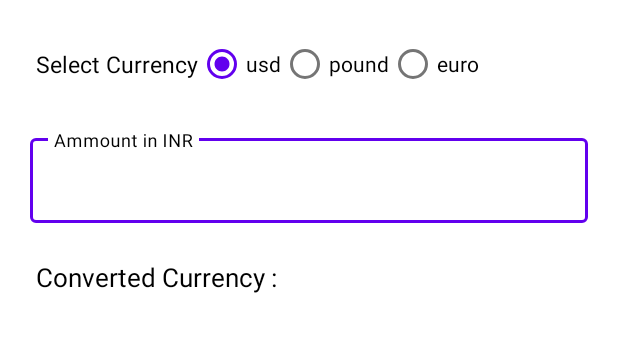
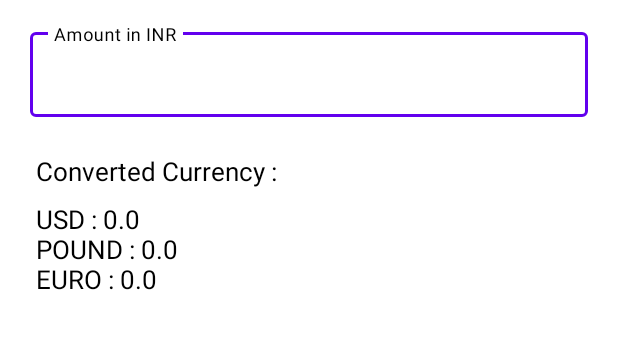
Before and after one commit to kaushal-king/CompanyFirst, an Android app: the screen it shows after launch (DrawerActivity), on a phone screen of 412 x 824 dp, the part 161-513 px from its top. Run offline under Robolectric (Android 15) with nearby library versions, the phone set to English and light mode, and no system bars.

Commit message:
Updated Currency Converter from Radio Button to TextList

```diff
--- a/app/src/main/res/layout/fragment_converter.xml
+++ b/app/src/main/res/layout/fragment_converter.xml
@@ -19,17 +19,17 @@
         app:layout_constraintStart_toStartOf="parent"
         app:layout_constraintTop_toTopOf="parent" />
 
-    <TextView
-        android:id="@+id/textView2"
-        android:layout_width="wrap_content"
-        android:layout_height="wrap_content"
-        android:layout_marginStart="24dp"
-        android:layout_marginTop="32dp"
-        android:text="@string/select_currency"
-        android:textColor="?textColor"
-        android:textSize="15sp"
-        app:layout_constraintStart_toStartOf="parent"
-        app:layout_constraintTop_toBottomOf="@+id/textView" />
+<!--    <TextView-->
+<!--        android:id="@+id/textView2"-->
+<!--        android:layout_width="wrap_content"-->
+<!--        android:layout_height="wrap_content"-->
+<!--        android:layout_marginStart="24dp"-->
+<!--        android:layout_marginTop="32dp"-->
+<!--        android:text="@string/select_currency"-->
+<!--        android:textColor="?textColor"-->
+<!--        android:textSize="15sp"-->
+<!--        app:layout_constraintStart_toStartOf="parent"-->
+<!--        app:layout_constraintTop_toBottomOf="@+id/textView" />-->
 
     <TextView
         android:id="@+id/txt_ans"
@@ -43,44 +43,59 @@
         app:layout_constraintStart_toStartOf="parent"
         app:layout_constraintTop_toBottomOf="@+id/textInputLayout" />
 
-    <RadioGroup
-        android:id="@+id/radiogroup"
+    <TextView
+        android:id="@+id/txt_all_ans"
         android:layout_width="wrap_content"
         android:layout_height="wrap_content"
-        app:layout_constraintStart_toEndOf="@+id/textView2"
-        app:layout_constraintTop_toTopOf="@+id/textView2"
-        app:layout_constraintBottom_toBottomOf="@+id/textView2"
-        android:orientation="horizontal"
-        android:paddingBottom="10dp">
+        android:layout_marginTop="8dp"
+        android:layout_marginEnd="8dp"
+        android:text="@string/txt_all_answer"
+        android:textColor="?textColor"
+        android:textSize="17sp"
+        app:layout_constraintEnd_toEndOf="parent"
+        app:layout_constraintHorizontal_bias="0.0"
+        app:layout_constraintStart_toStartOf="@+id/txt_ans"
+        app:layout_constraintTop_toBottomOf="@+id/txt_ans" />
 
-        <RadioButton
-            android:id="@+id/rd_Usd"
-            android:layout_width="fill_parent"
-            android:layout_height="wrap_content"
-            android:text="@string/usd"
-            android:layout_marginTop="10dp"
-            android:checked="true"
-            android:textColor="?textColor"
-            />
-        <RadioButton
-            android:id="@+id/rd_Pound"
-            android:layout_width="fill_parent"
-            android:layout_height="wrap_content"
-            android:text="@string/pound"
-            android:layout_marginTop="10dp"
-            android:checked="false"
-            android:textColor="?textColor"
-            />
-        <RadioButton
-            android:id="@+id/rd_Euro"
-            android:layout_width="fill_parent"
-            android:layout_height="wrap_content"
-            android:text="@string/euro"
-            android:layout_marginTop="10dp"
-            android:checked="false"
-            android:textColor="?textColor"
-            />
-    </RadioGroup>
+
+    <!--    <RadioGroup-->
+<!--        android:id="@+id/radiogroup"-->
+<!--        android:layout_width="wrap_content"-->
+<!--        android:layout_height="wrap_content"-->
+<!--        app:layout_constraintStart_toEndOf="@+id/textView2"-->
+<!--        app:layout_constraintTop_toTopOf="@+id/textView2"-->
+<!--        app:layout_constraintBottom_toBottomOf="@+id/textView2"-->
+<!--        android:orientation="horizontal"-->
+<!--        android:paddingBottom="10dp">-->
+
+<!--        <RadioButton-->
+<!--            android:id="@+id/rd_Usd"-->
+<!--            android:layout_width="fill_parent"-->
+<!--            android:layout_height="wrap_content"-->
+<!--            android:text="@string/usd"-->
+<!--            android:layout_marginTop="10dp"-->
+<!--            android:checked="true"-->
+<!--            android:textColor="?textColor"-->
+<!--            />-->
+<!--        <RadioButton-->
+<!--            android:id="@+id/rd_Pound"-->
+<!--            android:layout_width="fill_parent"-->
+<!--            android:layout_height="wrap_content"-->
+<!--            android:text="@string/pound"-->
+<!--            android:layout_marginTop="10dp"-->
+<!--            android:checked="false"-->
+<!--            android:textColor="?textColor"-->
+<!--            />-->
+<!--        <RadioButton-->
+<!--            android:id="@+id/rd_Euro"-->
+<!--            android:layout_width="fill_parent"-->
+<!--            android:layout_height="wrap_content"-->
+<!--            android:text="@string/euro"-->
+<!--            android:layout_marginTop="10dp"-->
+<!--            android:checked="false"-->
+<!--            android:textColor="?textColor"-->
+<!--            />-->
+<!--    </RadioGroup>-->
 
     <com.google.android.material.textfield.TextInputLayout
         android:id="@+id/textInputLayout"
@@ -88,20 +103,20 @@
         android:layout_width="match_parent"
         android:layout_height="wrap_content"
         android:layout_marginHorizontal="20dp"
-        android:layout_marginTop="10dp"
+        android:layout_marginTop="16dp"
+        android:textColorHint="?metaTextColor"
+        app:hintTextColor="?textColor"
         app:layout_constraintEnd_toEndOf="parent"
         app:layout_constraintStart_toStartOf="parent"
-        android:textColorHint="?metaTextColor"
-        app:hintTextColor="?textColor"
-        app:layout_constraintTop_toBottomOf="@+id/radiogroup">
+        app:layout_constraintTop_toBottomOf="@+id/textView">
 
         <com.google.android.material.textfield.TextInputEditText
             android:id="@+id/ed_amount"
-            android:inputType="numberDecimal"
             android:layout_width="match_parent"
             android:layout_height="match_parent"
-            android:textColor="?textColor"
-            android:hint="Ammount in INR" />
+            android:hint="Amount in INR"
+            android:inputType="numberDecimal"
+            android:textColor="?textColor" />
     </com.google.android.material.textfield.TextInputLayout>
 
 
--- a/app/src/main/res/values/strings.xml
+++ b/app/src/main/res/values/strings.xml
@@ -56,5 +56,6 @@
 
     <string name="select_theme">Select Theme</string>
     <string name="select_language">Select Language</string>
+    <string name="txt_all_answer">USD : 0.0\nPOUND : 0.0\nEURO : 0.0</string>
 
 </resources>
```
Also changed, not shown: app/src/main/java/com/the/firsttask/ui/converter/ConverterFragment.kt (+31 -41 lines).
